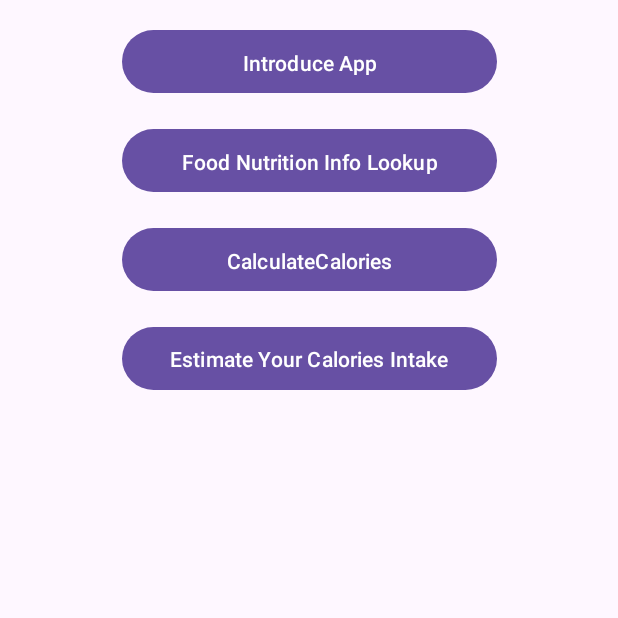
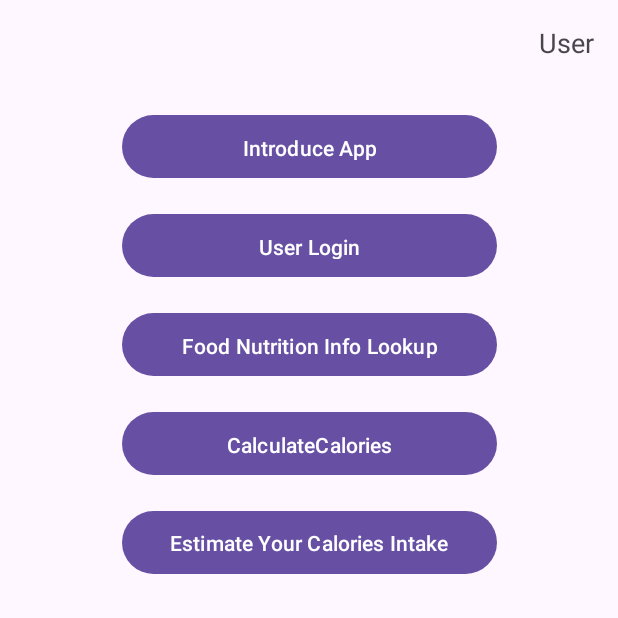
Before and after one commit to CS5520Summer2024Feinberg/final-project-finalproject-group6, an Android app: the screen it shows after launch (MainActivity), on a phone screen of 412 x 824 dp, the top half of it. Run offline under Robolectric (Android 15) with nearby library versions, the light colour scheme and no system bars.

Commit message:
update activity main and create new button for user login

```diff
--- a/app/src/main/res/layout/activity_main.xml
+++ b/app/src/main/res/layout/activity_main.xml
@@ -6,19 +6,53 @@
     android:layout_height="match_parent"
     tools:context=".MainActivity">
 
+    <TextView
+        android:id="@+id/user_info"
+        android:layout_width="wrap_content"
+        android:layout_height="wrap_content"
+        android:layout_margin="16dp"
+        android:text="User"
+        android:textSize="18sp"
+        app:layout_constraintTop_toTopOf="parent"
+        app:layout_constraintEnd_toEndOf="parent"
+        app:layout_constraintHorizontal_bias="1.0" />
+
+    <ScrollView
+        android:layout_width="0dp"
+        android:layout_height="0dp"
+        app:layout_constraintTop_toBottomOf="@id/user_info"
+        app:layout_constraintBottom_toBottomOf="parent"
+        app:layout_constraintStart_toStartOf="parent"
+        app:layout_constraintEnd_toEndOf="parent">
+
+        <androidx.constraintlayout.widget.ConstraintLayout
+            android:layout_width="match_parent"
+            android:layout_height="wrap_content"
+            android:padding="16dp">
+
             <Button
                 android:id="@+id/btnIntroduceApp"
                 android:layout_width="250dp"
                 android:layout_height="50dp"
                 android:text="Introduce App"
                 android:padding="12dp"
-        android:layout_margin="16dp"
+                android:layout_marginTop="16dp"
                 app:layout_constraintTop_toTopOf="parent"
-        app:layout_constraintBottom_toTopOf="@id/btnFoodNutritionInfo"
                 app:layout_constraintStart_toStartOf="parent"
                 app:layout_constraintEnd_toEndOf="parent"
-        app:layout_constraintHorizontal_bias="0.5"
-        app:layout_constraintVertical_bias="0.4"/>
+                app:layout_constraintHorizontal_bias="0.5" />
+
+            <Button
+                android:id="@+id/btnUserLogin"
+                android:layout_width="250dp"
+                android:layout_height="50dp"
+                android:text="User Login"
+                android:padding="12dp"
+                android:layout_marginTop="16dp"
+                app:layout_constraintTop_toBottomOf="@id/btnIntroduceApp"
+                app:layout_constraintStart_toStartOf="parent"
+                app:layout_constraintEnd_toEndOf="parent"
+                app:layout_constraintHorizontal_bias="0.5" />
 
             <Button
                 android:id="@+id/btnFoodNutritionInfo"
@@ -26,12 +60,11 @@
                 android:layout_height="50dp"
                 android:text="Food Nutrition Info Lookup"
                 android:padding="12dp"
-        android:layout_margin="16dp"
-        app:layout_constraintTop_toBottomOf="@id/btnIntroduceApp"
+                android:layout_marginTop="16dp"
+                app:layout_constraintTop_toBottomOf="@id/btnUserLogin"
                 app:layout_constraintStart_toStartOf="parent"
                 app:layout_constraintEnd_toEndOf="parent"
-        app:layout_constraintHorizontal_bias="0.5"
-        app:layout_constraintVertical_bias="0.5"/>
+                app:layout_constraintHorizontal_bias="0.5" />
 
             <Button
                 android:id="@+id/btnCalculateCalories"
@@ -39,12 +72,11 @@
                 android:layout_height="50dp"
                 android:text="CalculateCalories"
                 android:padding="12dp"
-        android:layout_margin="16dp"
+                android:layout_marginTop="16dp"
                 app:layout_constraintTop_toBottomOf="@id/btnFoodNutritionInfo"
                 app:layout_constraintStart_toStartOf="parent"
                 app:layout_constraintEnd_toEndOf="parent"
-        app:layout_constraintHorizontal_bias="0.5"
-        app:layout_constraintVertical_bias="0.6"/>
+                app:layout_constraintHorizontal_bias="0.5" />
 
             <Button
                 android:id="@+id/btnHealthInfo"
@@ -52,8 +84,13 @@
                 android:layout_height="50dp"
                 android:layout_marginTop="16dp"
                 android:text="Estimate Your Calories Intake"
+                app:layout_constraintTop_toBottomOf="@id/btnCalculateCalories"
+                app:layout_constraintStart_toStartOf="parent"
                 app:layout_constraintEnd_toEndOf="parent"
-        app:layout_constraintStart_toStartOf="parent"
-        app:layout_constraintTop_toBottomOf="@+id/btnCalculateCalories" />
+                app:layout_constraintHorizontal_bias="0.5" />
 
         </androidx.constraintlayout.widget.ConstraintLayout>
+
+    </ScrollView>
+
+</androidx.constraintlayout.widget.ConstraintLayout>
```
Lines whose indentation alone changed are shown as unchanged.
